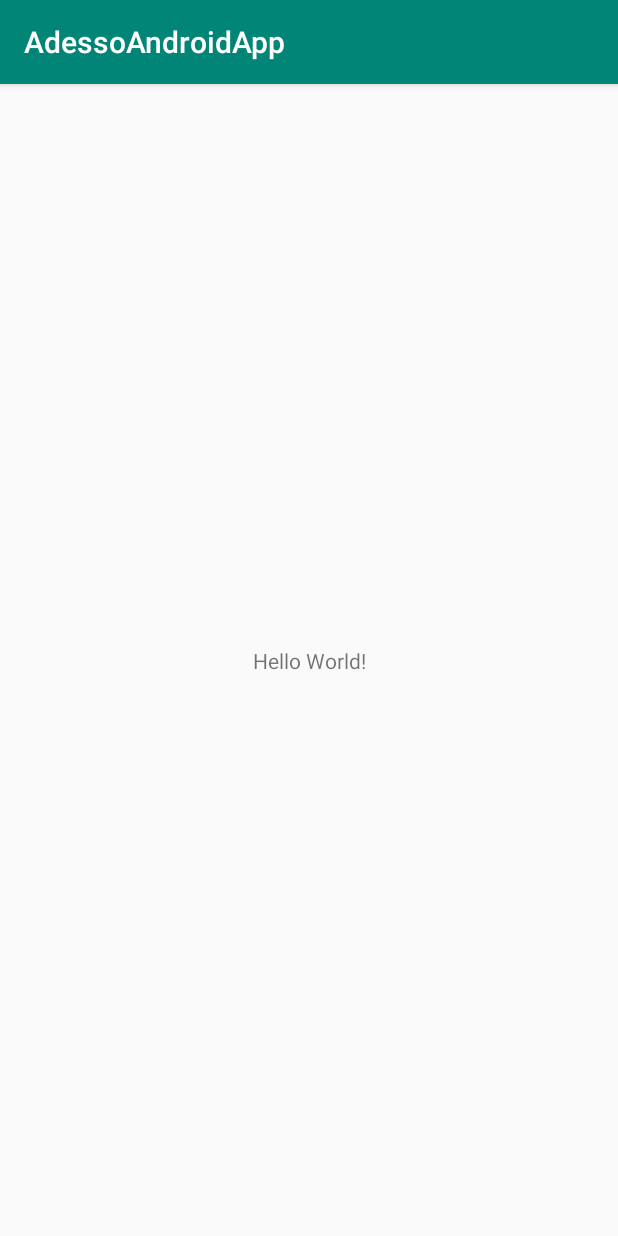
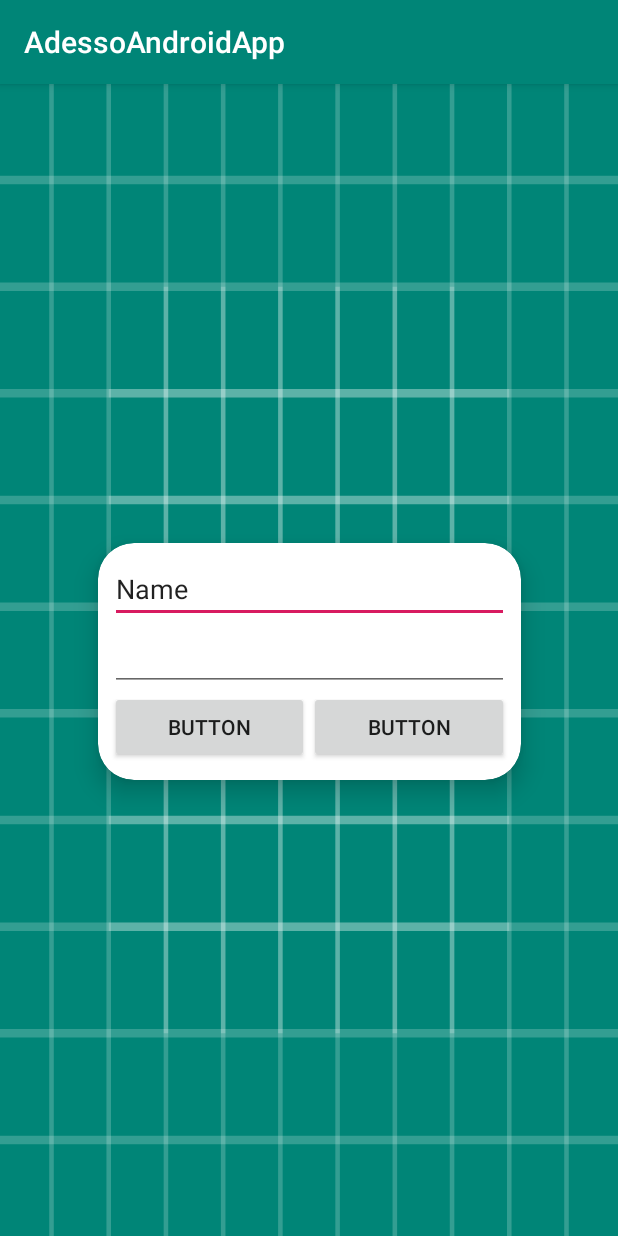
Before and after one commit to mascent/AdessoEnergySopro19, an Android app: the screen it shows after launch (MainActivity), on a phone screen of 412 x 824 dp. Run offline under Robolectric (Android 15) with nearby library versions, the light colour scheme and no system bars.

Commit message:
Test dialog boxes with text input boxes, boxes

```diff
--- a/android/AdessoAndroidApp/app/build.gradle
+++ b/android/AdessoAndroidApp/app/build.gradle
@@ -26,4 +26,5 @@ dependencies {
     testImplementation 'junit:junit:4.12'
     androidTestImplementation 'androidx.test:runner:1.2.0'
     androidTestImplementation 'androidx.test.espresso:espresso-core:3.2.0'
+    implementation 'androidx.cardview:cardview:1.0.0'
 }
--- a/android/AdessoAndroidApp/app/src/main/AndroidManifest.xml
+++ b/android/AdessoAndroidApp/app/src/main/AndroidManifest.xml
@@ -9,7 +9,8 @@
         android:roundIcon="@mipmap/ic_launcher_round"
         android:supportsRtl="true"
         android:theme="@style/AppTheme">
-        <activity android:name=".MainActivity">
+        <activity android:name=".MainActivity"
+            android:windowSoftInputMode="adjustResize">
             <intent-filter>
                 <action android:name="android.intent.action.MAIN" />
 
--- a/android/AdessoAndroidApp/app/src/main/java/energy/adesso/adessoandroidapp/MainActivity.java
+++ b/android/AdessoAndroidApp/app/src/main/java/energy/adesso/adessoandroidapp/MainActivity.java
@@ -1,8 +1,14 @@
 package energy.adesso.adessoandroidapp;
 
+import androidx.appcompat.app.AlertDialog;
 import androidx.appcompat.app.AppCompatActivity;
 
+import android.content.DialogInterface;
 import android.os.Bundle;
+import android.text.InputType;
+import android.util.Log;
+import android.view.View;
+import android.widget.EditText;
 
 public class MainActivity extends AppCompatActivity {
 
@@ -11,4 +17,30 @@ public class MainActivity extends AppCompatActivity {
         super.onCreate(savedInstanceState);
         setContentView(R.layout.activity_main);
     }
+
+    public void onButton2Click(View view)
+    {
+        AlertDialog.Builder dia = new AlertDialog.Builder(this);
+        dia.setTitle("OwO wat dis");
+
+        EditText diaText = new EditText(this);
+        diaText.setInputType(InputType.TYPE_CLASS_TEXT | InputType.TYPE_TEXT_VARIATION_PASSWORD);
+        dia.setView(diaText);
+
+        dia.setPositiveButton("OK", new DialogInterface.OnClickListener() {
+            @Override
+            public void onClick(DialogInterface dialogInterface, int i) {
+                Log.println(Log.INFO, "", "OwO wat dis!!!!");
+            }
+        });
+
+        dia.setNegativeButton("Not OK", new DialogInterface.OnClickListener() {
+            @Override
+            public void onClick(DialogInterface dialogInterface, int i) {
+                Log.println(Log.INFO, "", "UwU");
+            }
+        });
+
+        dia.show();
+    }
 }
--- a/android/AdessoAndroidApp/app/src/main/res/layout/activity_main.xml
+++ b/android/AdessoAndroidApp/app/src/main/res/layout/activity_main.xml
@@ -4,15 +4,66 @@
     xmlns:tools="http://schemas.android.com/tools"
     android:layout_width="match_parent"
     android:layout_height="match_parent"
+    android:background="@drawable/ic_launcher_background"
     tools:context=".MainActivity">
 
-    <TextView
-        android:layout_width="wrap_content"
-        android:layout_height="wrap_content"
-        android:text="Hello World!"
+    <androidx.cardview.widget.CardView
+        android:layout_width="282dp"
+        android:layout_height="158dp"
+        android:layout_marginTop="287dp"
+        android:layout_marginBottom="286dp"
+        android:background="@drawable/ic_launcher_background"
+        app:cardCornerRadius="24dp"
+        app:cardElevation="10dp"
         app:layout_constraintBottom_toBottomOf="parent"
-        app:layout_constraintLeft_toLeftOf="parent"
-        app:layout_constraintRight_toRightOf="parent"
-        app:layout_constraintTop_toTopOf="parent" />
+        app:layout_constraintEnd_toEndOf="parent"
+        app:layout_constraintStart_toStartOf="parent"
+        app:layout_constraintTop_toTopOf="parent">
+
+        <LinearLayout
+            android:layout_width="match_parent"
+            android:layout_height="match_parent"
+            android:layout_margin="8dp"
+            android:orientation="vertical">
+
+            <EditText
+                android:id="@+id/editText2"
+                android:layout_width="match_parent"
+                android:layout_height="wrap_content"
+                android:ems="10"
+                android:inputType="textPersonName"
+                android:text="Name" />
+
+            <EditText
+                android:id="@+id/editText"
+                android:layout_width="match_parent"
+                android:layout_height="wrap_content"
+                android:ems="10"
+                android:inputType="textPassword" />
+
+            <LinearLayout
+                android:layout_width="match_parent"
+                android:layout_height="match_parent"
+                android:orientation="horizontal">
+
+                <Button
+                    android:id="@+id/button2"
+                    android:layout_width="wrap_content"
+                    android:layout_height="wrap_content"
+                    android:layout_weight="1"
+                    android:onClick="onButton2Click"
+                    android:text="Button" />
+
+                <Button
+                    android:id="@+id/button"
+                    android:layout_width="wrap_content"
+                    android:layout_height="wrap_content"
+                    android:layout_gravity="left"
+                    android:layout_weight="1"
+                    android:text="Button" />
+            </LinearLayout>
+
+        </LinearLayout>
+    </androidx.cardview.widget.CardView>
 
 </androidx.constraintlayout.widget.ConstraintLayout>
```
